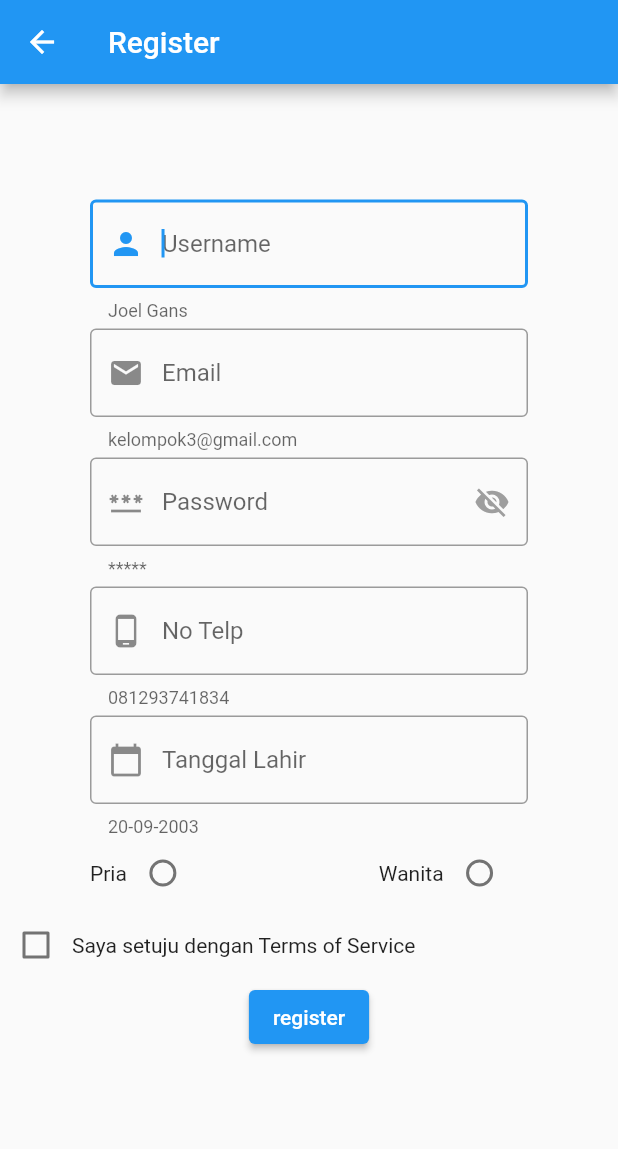
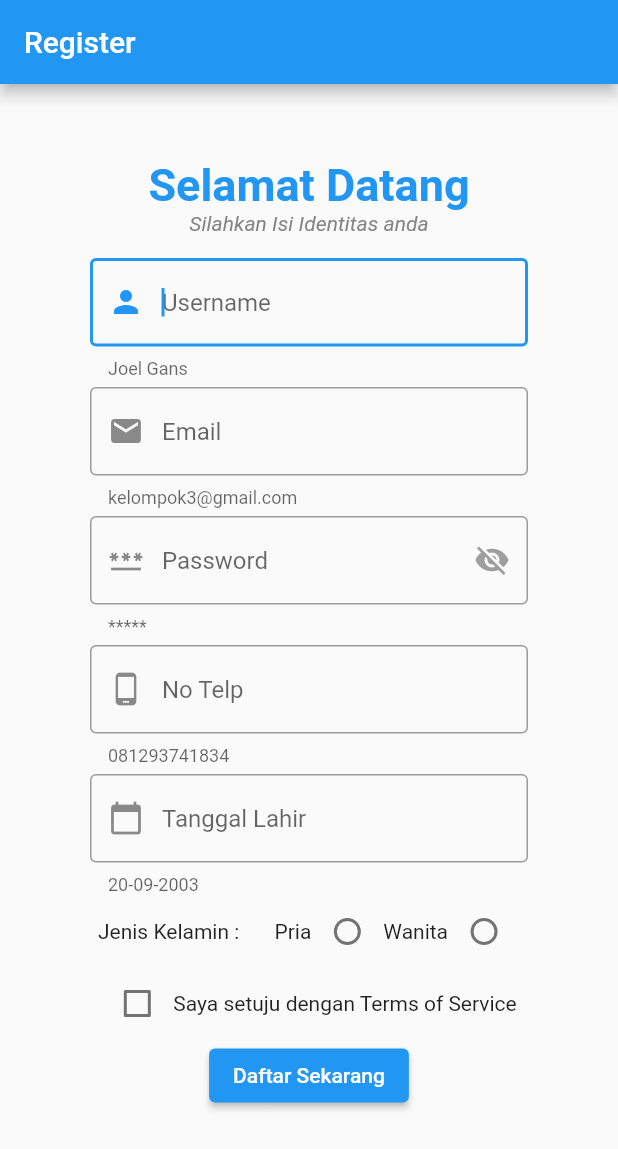
Before and after one commit to JoyB00/TriaNews_Mobile_Application, a Flutter app: the Register screen opened directly, on a phone screen of 412 x 824 dp. Shown: the top 1149 px of the screen. Run offline on Flutter 3.47's test engine with Material 2 defaults, Android fonts, the phone set to English and light mode, and no system bars.

Commit message:
touch up register view dan menambahkan error handling

```diff
--- a/lib/View/register.dart
+++ b/lib/View/register.dart
@@ -1,4 +1,5 @@
 import 'package:flutter/material.dart';
+import 'package:news_pbp/login.dart';
 
 import 'package:news_pbp/Component/formComponent.dart';
 // import 'package:ugd_1/View/login.dart';
@@ -20,7 +21,7 @@
   TextEditingController notelpController = TextEditingController();
   TextEditingController _dateController = TextEditingController();
 
-  Gender _selectedGender = Gender.male;
+  Gender _selectedGender = Gender.other;
   bool showPassword = false;
   bool _isTermsChecked = false;
 
@@ -30,14 +31,30 @@
       appBar: AppBar(
         title: const Text("Register"),
       ),
-      body: SafeArea(
+      body: SingleChildScrollView(
         child: Padding(
-          padding: const EdgeInsets.only(bottom: 50.0),
+          padding: const EdgeInsets.only(top: 50.0),
           child: Form(
             key: _formKey,
             child: Column(
               mainAxisAlignment: MainAxisAlignment.center,
               children: [
+                Text(
+                  "Selamat Datang",
+                  style: TextStyle(
+                      fontSize: 30,
+                      fontWeight: FontWeight.bold,
+                      color: Colors.blue),
+                ),
+                Text(
+                  "Silahkan Isi Identitas anda",
+                  style: TextStyle(
+                      color: const Color.fromARGB(255, 133, 133, 133),
+                      fontStyle: FontStyle.italic),
+                ),
+                Padding(
+                  padding: const EdgeInsets.only(top: 10.0),
+                ),
                 inputForm((p0) {
                   if (p0 == null || p0.isEmpty) {
                     return 'username Tidak Boleh Kosong';
@@ -108,38 +125,36 @@
                   },
                 ),
                 Row(
+                  mainAxisAlignment: MainAxisAlignment.center,
                   children: [
+                    Text('Jenis Kelamin : '),
                     Padding(
-                      padding: const EdgeInsets.only(left: 60),
+                      padding: const EdgeInsets.only(left: 20),
                     ),
                     Text('Pria'),
                     Radio(
-                      value: Gender.female,
+                      value: Gender.male,
                       groupValue: _selectedGender,
-                      onChanged: (Gender? p0) {
+                      onChanged: (Gender? value) {
                         setState(() {
-                          _selectedGender = p0!;
+                          _selectedGender = value!;
                         });
                       },
                     ),
-                    Padding(
-                      padding: const EdgeInsets.only(
-                        right: 120,
-                      ),
-                    ),
                     Text('Wanita'),
                     Radio(
-                      value: Gender.other,
+                      value: Gender.female,
                       groupValue: _selectedGender,
-                      onChanged: (Gender? p0) {
+                      onChanged: (Gender? value) {
                         setState(() {
-                          _selectedGender = p0!;
+                          _selectedGender = value!;
                         });
                       },
                     ),
                   ],
                 ),
                 Row(
+                  mainAxisAlignment: MainAxisAlignment.center,
                   children: [
                     Checkbox(
                       value: _isTermsChecked,
@@ -154,8 +169,12 @@
                 ),
                 ElevatedButton(
                   onPressed: () {
-                    if (_isTermsChecked) {
-                      _showConfirmationDialog();
+                    if (_selectedGender == Gender.other) {
+                      ScaffoldMessenger.of(context).showSnackBar(SnackBar(
+                        content: Text('Pilih Jenis Kelamin kamu'),
+                      ));
+                    } else if (_isTermsChecked) {
+                      _handleRegistration();
                     } else {
                       ScaffoldMessenger.of(context).showSnackBar(SnackBar(
                         content:
@@ -163,7 +182,7 @@
                       ));
                     }
                   },
-                  child: const Text('register'),
+                  child: const Text('Daftar Sekarang'),
                 )
               ],
             ),
@@ -188,7 +207,7 @@
     }
   }
 
-  Future<void> _showConfirmationDialog() async {
+  Future<void> _showConfirmationDialog(Map<String, dynamic> formData) async {
     return showDialog<void>(
       context: context,
       barrierDismissible: false,
@@ -212,7 +231,14 @@
             TextButton(
               child: Text('Daftar'),
               onPressed: () {
-                _handleRegistration();
+                Navigator.push(
+                  context,
+                  MaterialPageRoute(
+                    builder: (_) => LoginView(
+                      data: formData,
+                    ),
+                  ),
+                );
               },
             ),
           ],
@@ -227,14 +253,7 @@
       formData['username'] = usernameController.text;
       formData['password'] = passwordController.text;
       formData['gender'] = _selectedGender.toString();
-      Navigator.push(
-        context,
-        MaterialPageRoute(
-          builder: (_) => LoginView(
-            data: formData,
-          ),
-        ),
-      );
+      _showConfirmationDialog(formData);
     }
   }
 }
```
Also changed, not shown: lib/main.dart (+7 -5 lines).
